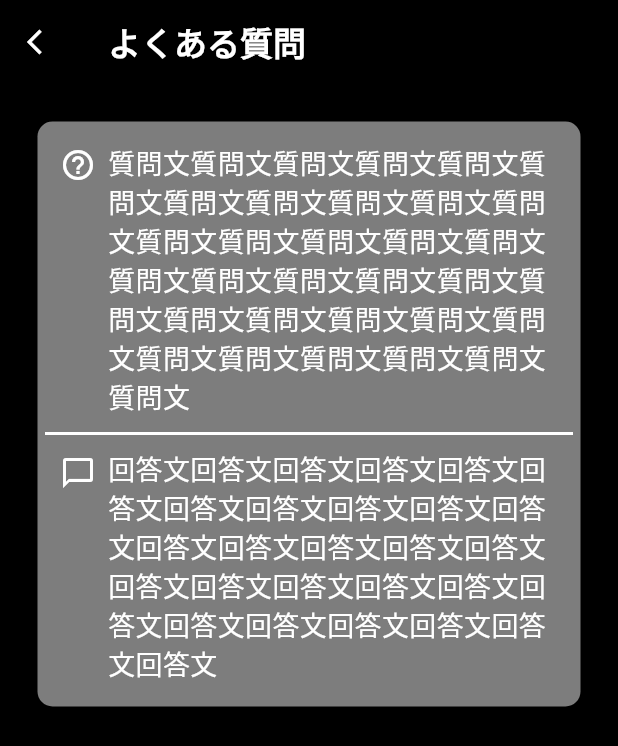
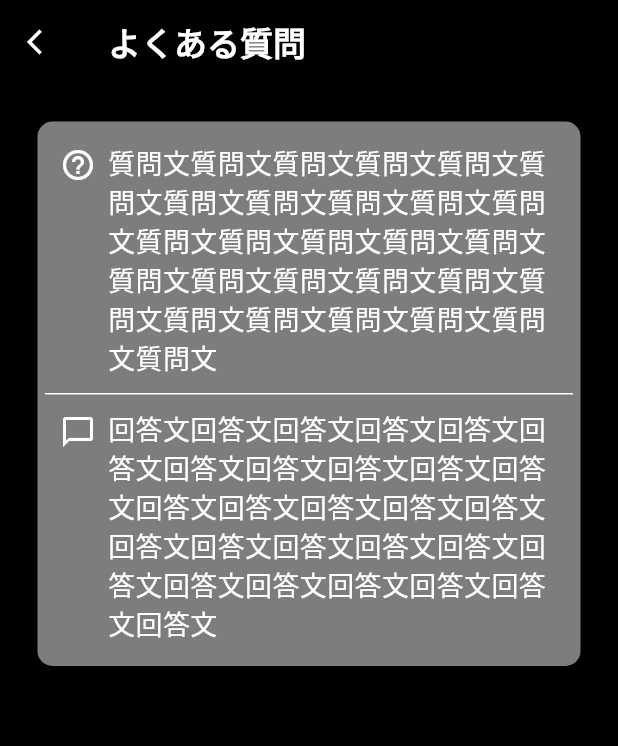
Before and after one commit to laughtaone/bere, a Flutter app: the QandAPage screen opened directly, on a phone screen of 412 x 824 dp. Shown: the top 746 px of the screen. Run offline on Flutter 3.47's test engine with Material 3 defaults, Android fonts, the phone set to English and light mode, and no system bars; our stand-ins replace camera, settings_ui.

Commit message:
質問ウィジェット完成

```diff
--- a/lib/settings_qanda_display.dart
+++ b/lib/settings_qanda_display.dart
@@ -50,99 +50,17 @@ class QandAPage extends StatelessWidget {
       ),
       body: Theme(
         data: ThemeData.dark(),
-        child: Stack(
-          children: [
-            Wrap(
-              // constraints: BoxConstraints(
-              //   maxHeight: 250.0,
-              // ),
-              children: [
-                Container(
-                  decoration: BoxDecoration(
-                    borderRadius: BorderRadius.circular(10),
-                    color: Color(0xFF7d7d7d),
-                  ),
-                  padding: EdgeInsets.all(5),
-                  margin: EdgeInsets.all(25),
-                  child: Column(
-                    children: [
-                      Container(
-                        padding: EdgeInsets.all(10),
-                        child: Row(
-                          crossAxisAlignment: CrossAxisAlignment.start,
-                          children: [
-                            Padding(
-                              padding: EdgeInsets.only(top: 2.0),
-                              child: Icon(
-                                Icons.help_outline,
-                                color: Colors.white,
-                                size: 24,
-                              ),
-                            ),
-                            Expanded(
-                              child: Padding(
-                                padding: EdgeInsets.only(left: 8.0), // アイコンとテキストの間に余白を設定することができます
-                                child: Text(
-                                  '質問文質問文質問文質問文質問文質問文質問文質問文質問文質問文質問文質問文質問文質問文質問文質問文質問文質問文質問文質問文質問文質問文質問文質問文質問文質問文質問文質問文質問文質問文質問文質問文質問文',
-                                  textAlign: TextAlign.start,
-                                  style: TextStyle(
-                                    fontSize: 18,
-                                    color: Colors.white,
-                                  ),
-                                ),
-                              ),
-                            ),
-                          ],
-                        ),
-                      ),
-                      Container(
-                        height: 2,
-                        // width: ,
-                        color: Colors.white,
-                      ),
-                      Container(
-                        padding: EdgeInsets.all(10),
-                        child: Row(
-                          crossAxisAlignment: CrossAxisAlignment.start,
-                          children: [
-                            Padding(
-                              padding: EdgeInsets.only(top: 3.0),
-                              child: Icon(
-                                Icons.chat_bubble_outline,
-                                color: Colors.white,
-                                size: 24,
-                              ),
-                            ),
-                            Expanded(
-                              child: Padding(
-                                padding: EdgeInsets.only(left: 8.0), // アイコンとテキストの間に余白を設定することができます
-                                child: Text(
-                                  '回答文回答文回答文回答文回答文回答文回答文回答文回答文回答文回答文回答文回答文回答文回答文回答文回答文回答文回答文回答文回答文回答文回答文回答文回答文回答文回答文回答文',
-                                  textAlign: TextAlign.start,
-                                  style: TextStyle(
-                                    fontSize: 18,
-                                    color: Colors.white,
-                                  ),
-                                ),
-                              ),
-                            ),
-                          ],
-                        ),
-                      ),
-                      // TextButton.icon(
-                      //   onPressed: () {},
-                      //   icon: Icon(Icons.help_outline),
-                      //   label: Text('質問文質問文質問文質問文質問文質問文質問文質問文質問文質問文質問文質問文質問文質問文質問文質問文質問文質問文質問文質問文質問文質問文質問文質問文質問文質問文質問文質問文'),
-                      //   style: TextButton.styleFrom(iconColor: Colors.black),
-                      // )
-                    ],
-                  ),
-                ),
-              ],
-            ),
-          ],
-        ),
-      ),
+        child: SingleChildScrollView(
+          child: Column(
+            children: [
+              QAWidget(
+                qText: '質問文質問文質問文質問文質問文質問文質問文質問文質問文質問文質問文質問文質問文質問文質問文質問文質問文質問文質問文質問文質問文質問文質問文質問文質問文質問文質問文質問文',
+                aText: '回答文回答文回答文回答文回答文回答文回答文回答文回答文回答文回答文回答文回答文回答文回答文回答文回答文回答文回答文回答文回答文回答文回答文回答文回答文回答文回答文回答文',
+              ),
+            ]
+          ),
+        )
+      )
     );
   }
 
@@ -179,3 +97,101 @@ class SettingValueTextStyle {
     fontSize: 17,
   );
 }
+
+
+
+
+// Q＆A用のウィジェット
+class QAWidget extends StatelessWidget {
+  final String qText;
+  final String aText;
+
+  const QAWidget({
+    Key? key,
+    required this.qText,
+    required this.aText,
+  }) : super(key: key);
+
+
+  @override
+  Widget build(BuildContext context) {
+    return Wrap(
+      children: [
+        Container(
+                  decoration: BoxDecoration(
+                    borderRadius: BorderRadius.circular(10),
+                    color: Color(0xFF7d7d7d),
+                  ),
+                  padding: EdgeInsets.all(5),
+                  margin: EdgeInsets.all(25),
+                  child: Column(
+                    children: [
+                      Container(
+                        padding: EdgeInsets.all(10),
+                        child: Row(
+                          crossAxisAlignment: CrossAxisAlignment.start,
+                          children: [
+                            Padding(
+                              padding: EdgeInsets.only(top: 2.0),
+                              child: Icon(
+                                Icons.help_outline,
+                                color: Colors.white,
+                                size: 24,
+                              ),
+                            ),
+                            Expanded(
+                              child: Padding(
+                                padding: EdgeInsets.only(left: 8.0),
+                                child: Text(
+                                  qText,
+                                  textAlign: TextAlign.start,
+                                  style: TextStyle(
+                                    fontSize: 18,
+                                    color: Colors.white,
+                                  ),
+                                ),
+                              ),
+                            ),
+                          ],
+                        ),
+                      ),
+                      Container(
+                        height: 1,
+                        color: Colors.white,
+                      ),
+                      Container(
+                        padding: EdgeInsets.all(10),
+                        child: Row(
+                          crossAxisAlignment: CrossAxisAlignment.start,
+                          children: [
+                            Padding(
+                              padding: EdgeInsets.only(top: 3.0),
+                              child: Icon(
+                                Icons.chat_bubble_outline,
+                                color: Colors.white,
+                                size: 24,
+                              ),
+                            ),
+                            Expanded(
+                              child: Padding(
+                                padding: EdgeInsets.only(left: 8.0),
+                                child: Text(
+                                  aText,
+                                  textAlign: TextAlign.start,
+                                  style: TextStyle(
+                                    fontSize: 18,
+                                    color: Colors.white,
+                                  ),
+                                ),
+                              ),
+                            ),
+                          ],
+                        ),
+                      ),
+                    ],
+                  ),
+                ),
+      ],
+    );
+  }
+}
```
